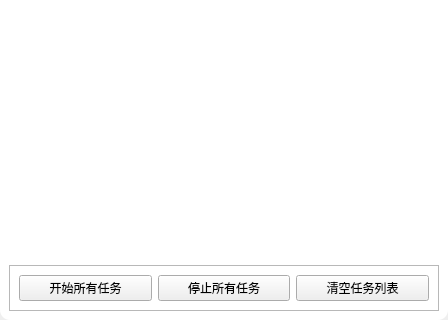
The window that src/gui/design/WidgetSubtitleProcess.ui (Icexbb/SekaiSubtitle-Python) describes before a commit, drawn with Qt 5; both pictures show x 0 to 448 and y 142 to 462 of the 448 by 462 pixel window.
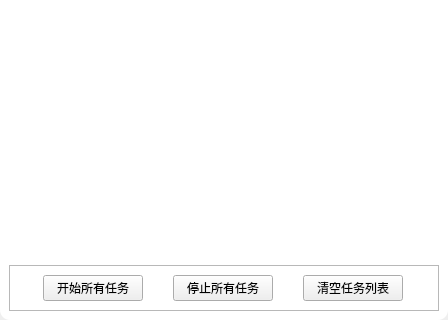
The same window after the commit.

The edit to the form file:
```diff
--- a/src/gui/design/WidgetSubtitleProcess.ui
+++ b/src/gui/design/WidgetSubtitleProcess.ui
@@ -17,7 +17,8 @@
    <string notr="true">QListWidget#ProcessingListWidget{ background-color: rgba(255, 255, 255, 0); border:none;outline:0px;}
 QListWidget::item{background-color: rgba(255, 255, 255, 0); border: none;outline:0px;}
 QFrame#MainFrame{background-color: rgb(255, 255, 255);border-radius:10px;}
-            </string>
+QScrollArea{background-color: rgba(255, 255, 255, 0);border: none;outline:0px;}
+#ScrollContents{background-color: rgba(255, 255, 255, 0);border: none;outline:0px;}</string>
   </property>
   <layout class="QGridLayout" name="gridLayout">
    <property name="leftMargin">
@@ -97,6 +98,12 @@
         <layout class="QHBoxLayout" name="horizontalLayout_3">
          <item>
           <widget class="QPushButton" name="StartAllButton">
+           <property name="maximumSize">
+            <size>
+             <width>100</width>
+             <height>16777215</height>
+            </size>
+           </property>
            <property name="text">
             <string>开始所有任务</string>
            </property>
@@ -104,6 +111,12 @@
          </item>
          <item>
           <widget class="QPushButton" name="StopAllButton">
+           <property name="maximumSize">
+            <size>
+             <width>100</width>
+             <height>16777215</height>
+            </size>
+           </property>
            <property name="text">
             <string>停止所有任务</string>
            </property>
@@ -111,6 +124,12 @@
          </item>
          <item>
           <widget class="QPushButton" name="ClearAllButton">
+           <property name="maximumSize">
+            <size>
+             <width>100</width>
+             <height>16777215</height>
+            </size>
+           </property>
            <property name="text">
             <string>清空任务列表</string>
            </property>
```
Left out of the diff: 51 changed lines with no effect on the pictures.
